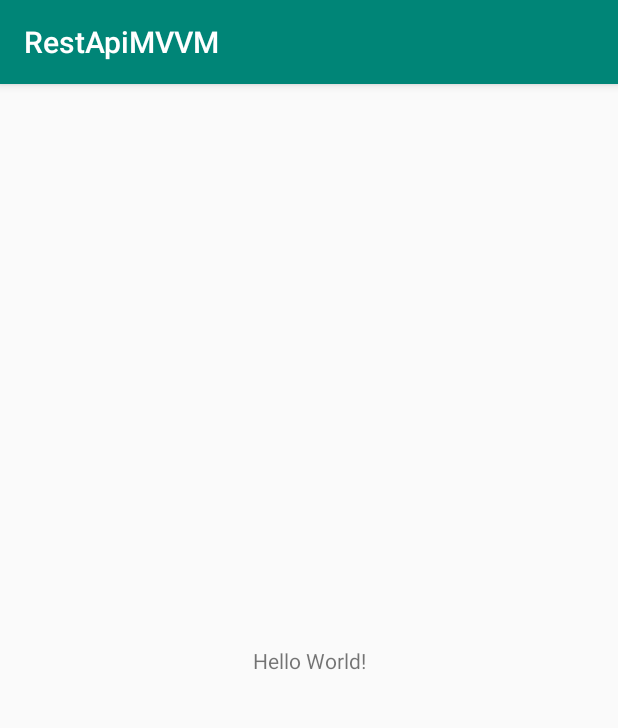
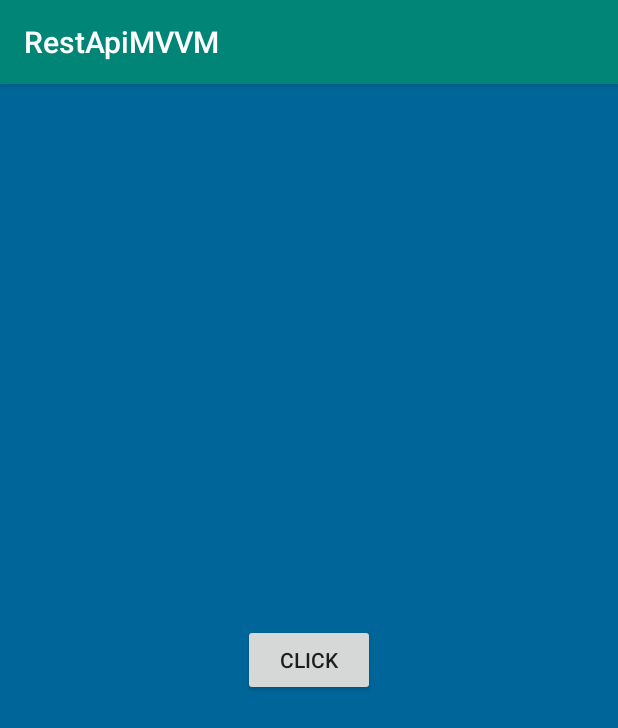
Before and after one commit to blckclov3r/mvvm_restapi, an Android app: the screen it shows after launch (MainActivity before the commit, RecipleListActivity after it), on a phone screen of 412 x 824 dp. Shown: the top 728 px of the screen. Run offline under Robolectric (Android 15) with nearby library versions, the phone set to English and light mode, and no system bars.

Commit message:
Retrieve data rId = 35382

```diff
--- /dev/null
+++ b/app/src/main/java/com/example/restapimvvm/BaseActivity.java
@@ -0,0 +1,32 @@
+package com.example.restapimvvm;
+
+
+import android.view.View;
+import android.widget.FrameLayout;
+import android.widget.ProgressBar;
+
+import androidx.appcompat.app.AppCompatActivity;
+import androidx.constraintlayout.widget.ConstraintLayout;
+
+public abstract class BaseActivity extends AppCompatActivity {
+
+    public ProgressBar mProgressBar;
+
+    @Override
+    public void setContentView(int layoutResID) {
+
+        ConstraintLayout constraintLayout = (ConstraintLayout) getLayoutInflater().inflate(R.layout.activity_base, null);
+        FrameLayout frameLayout = constraintLayout.findViewById(R.id.activity_content);
+        mProgressBar = constraintLayout.findViewById(R.id.progress_bar);
+
+        getLayoutInflater().inflate(layoutResID, frameLayout, true);
+        super.setContentView(constraintLayout);
+
+
+    }
+
+    public void showProgressBar(boolean visible) {
+
+        mProgressBar.setVisibility(visible ? View.VISIBLE : View.INVISIBLE);
+    }
+}
--- a/app/src/main/java/com/example/restapimvvm/MainActivity.java
+++ /dev/null
@@ -1,16 +0,0 @@
-package com.example.restapimvvm;
-
-import androidx.appcompat.app.AppCompatActivity;
-
-import android.os.Bundle;
-
-public class MainActivity extends AppCompatActivity {
-
-    @Override
-    protected void onCreate(Bundle savedInstanceState) {
-        super.onCreate(savedInstanceState);
-        setContentView(R.layout.activity_main);
-
-
-    }
-}
--- /dev/null
+++ b/app/src/main/java/com/example/restapimvvm/MyApplication.java
@@ -0,0 +1,32 @@
+package com.example.restapimvvm;
+
+import android.app.Application;
+
+import com.example.restapimvvm.util.Constants;
+
+import retrofit2.Retrofit;
+import retrofit2.converter.gson.GsonConverterFactory;
+
+public class MyApplication extends Application {
+
+    private Retrofit retrofit = null;
+
+    @Override
+    public void onCreate() {
+        super.onCreate();
+        if(retrofit == null){
+            synchronized (MyApplication.class) {
+                if(retrofit == null) {
+                    retrofit = new Retrofit.Builder()
+                            .baseUrl(Constants.BASE_URL)
+                            .addConverterFactory(GsonConverterFactory.create())
+                            .build();
+                }
+            }
+        }
+    }
+
+    public Retrofit getRetrofit(){
+        return retrofit;
+    }
+}
--- /dev/null
+++ b/app/src/main/java/com/example/restapimvvm/RecipleListActivity.java
@@ -0,0 +1,59 @@
+package com.example.restapimvvm;
+
+import androidx.appcompat.app.AppCompatActivity;
+import retrofit2.Call;
+import retrofit2.Callback;
+import retrofit2.Response;
+import retrofit2.Retrofit;
+
+import android.os.Bundle;
+import android.util.Log;
+import android.view.View;
+
+import com.example.restapimvvm.models.Recipe;
+import com.example.restapimvvm.requests.RecipeApi;
+import com.example.restapimvvm.requests.responses.RecipeResponse;
+import com.example.restapimvvm.util.Constants;
+
+
+public class RecipleListActivity extends BaseActivity {
+
+    private static final String TAG = "RecipleListActivity";
+    private static final String COMMON_TAG = "mAppLog";
+
+    @Override
+    protected void onCreate(Bundle savedInstanceState) {
+        super.onCreate(savedInstanceState);
+        setContentView(R.layout.activity_recipe_list);
+
+        findViewById(R.id.test).setOnClickListener(new View.OnClickListener() {
+            @Override
+            public void onClick(View v) {
+                testRetrofitRequest();
+            }
+        });
+    }
+
+    private void testRetrofitRequest(){
+        Retrofit retrofit = ((MyApplication) getApplication()).getRetrofit();
+        RecipeApi recipeApi = retrofit.create(RecipeApi.class);
+
+        Call<RecipeResponse> responseCall = recipeApi.getRecipe(Constants.API_KEY,"35382");
+        responseCall.enqueue(new Callback<RecipeResponse>() {
+            @Override
+            public void onResponse(Call<RecipeResponse> call, Response<RecipeResponse> response) {
+                if(response.code() == 200){
+                    Recipe recipe = response.body().getRecipe();
+                    Log.d(COMMON_TAG,TAG+" onResponse: "+recipe.toString());
+                }else{
+                    Log.d(COMMON_TAG,TAG+" onResponse: "+response.errorBody().toString());
+                }
+            }
+
+            @Override
+            public void onFailure(Call<RecipeResponse> call, Throwable t) {
+                Log.d(COMMON_TAG,TAG+" onResponse Error: "+t.getMessage());
+            }
+        });
+    }
+}
--- /dev/null
+++ b/app/src/main/java/com/example/restapimvvm/requests/RecipeApi.java
@@ -0,0 +1,26 @@
+package com.example.restapimvvm.requests;
+
+import com.example.restapimvvm.requests.responses.RecipeResponse;
+import com.example.restapimvvm.requests.responses.RecipeSearchResponse;
+
+import retrofit2.Call;
+import retrofit2.http.GET;
+import retrofit2.http.Query;
+
+public interface RecipeApi {
+
+    @GET("api/search")
+    Call<RecipeSearchResponse> searchRecipe(
+            @Query("key") String key,
+            @Query("q") String query,
+            @Query("page") String page
+    );
+
+    @GET("api/get")
+    Call<RecipeResponse> getRecipe(
+            @Query("key") String key,
+            @Query("rId") String recipeId
+    );
+
+
+}
--- /dev/null
+++ b/app/src/main/res/layout/activity_base.xml
@@ -0,0 +1,25 @@
+<?xml version="1.0" encoding="utf-8"?>
+<androidx.constraintlayout.widget.ConstraintLayout xmlns:android="http://schemas.android.com/apk/res/android"
+    android:layout_width="match_parent"
+    android:layout_height="match_parent"
+    xmlns:app="http://schemas.android.com/apk/res-auto"
+    android:orientation="vertical">
+
+    <FrameLayout
+        android:id="@+id/activity_content"
+        android:layout_width="match_parent"
+        android:layout_height="match_parent"/>
+
+    <ProgressBar
+        style="@style/Widget.AppCompat.ProgressBar"
+        android:id="@+id/progress_bar"
+        app:layout_constraintBottom_toBottomOf="parent"
+        app:layout_constraintTop_toTopOf="parent"
+        app:layout_constraintRight_toRightOf="parent"
+        app:layout_constraintLeft_toLeftOf="parent"
+        android:layout_width="wrap_content"
+        android:visibility="gone"
+        android:layout_height="wrap_content" />
+
+
+</androidx.constraintlayout.widget.ConstraintLayout>
--- a/app/src/main/res/layout/activity_main.xml
+++ b/app/src/main/res/layout/activity_recipe_list.xml
@@ -1,15 +1,19 @@
 <?xml version="1.0" encoding="utf-8"?>
-<androidx.constraintlayout.widget.ConstraintLayout xmlns:android="http://schemas.android.com/apk/res/android"
+<androidx.constraintlayout.widget.ConstraintLayout
+    xmlns:android="http://schemas.android.com/apk/res/android"
     xmlns:app="http://schemas.android.com/apk/res-auto"
     xmlns:tools="http://schemas.android.com/tools"
     android:layout_width="match_parent"
+    android:padding="10dp"
+    android:background="#006699"
     android:layout_height="match_parent"
-    tools:context=".MainActivity">
+    tools:context=".RecipleListActivity">
 
-    <TextView
+    <Button
         android:layout_width="wrap_content"
         android:layout_height="wrap_content"
-        android:text="Hello World!"
+        android:text="Click"
+        android:id="@+id/test"
         app:layout_constraintBottom_toBottomOf="parent"
         app:layout_constraintLeft_toLeftOf="parent"
         app:layout_constraintRight_toRightOf="parent"
```
Also changed, not shown: app/src/main/AndroidManifest.xml (+7 -3 lines), app/src/main/java/com/example/restapimvvm/models/Recipe.java (added, +120 -0 lines), app/src/main/java/com/example/restapimvvm/requests/responses/RecipeResponse.java (added, +26 -0 lines), app/src/main/java/com/example/restapimvvm/requests/responses/RecipeSearchResponse.java (added, +32 -0 lines), app/src/main/java/com/example/restapimvvm/util/Constants.java (added, +7 -0 lines).
